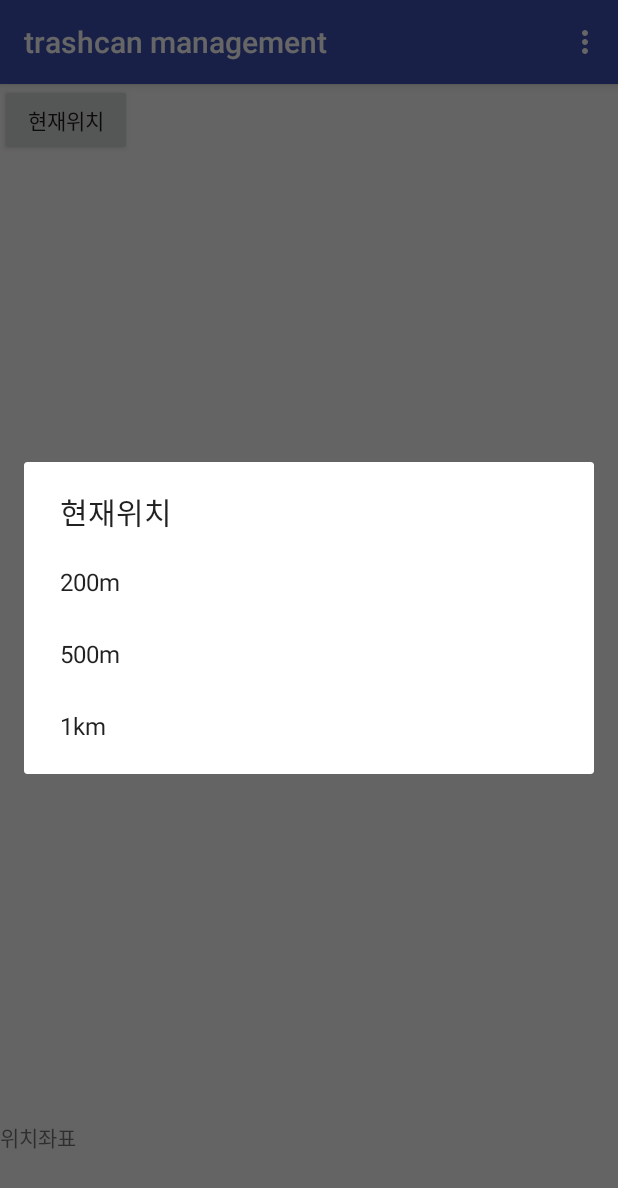
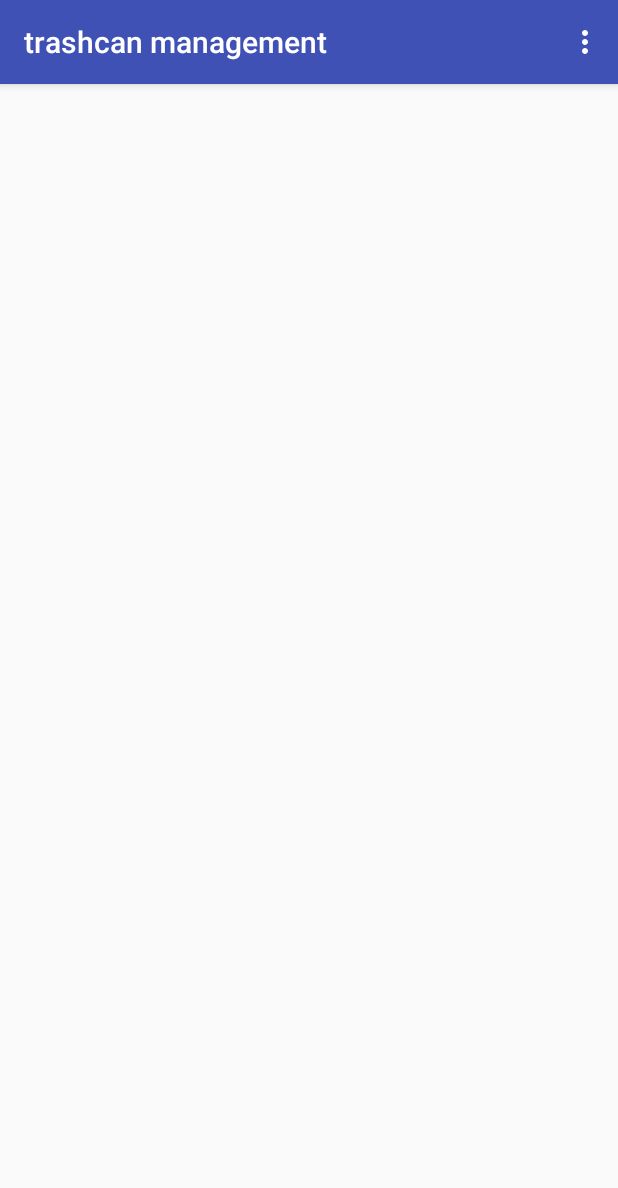
Before and after one commit to SANGBEEN/silmu, an Android app: the MainActivity screen opened directly, with no data from a screen before it, in the options menu, after a tap on "현재위치", on a phone screen of 412 x 824 dp. Shown: the top 1188 px of the screen. Run offline under Robolectric (Android 15) with nearby library versions, the phone set to English and light mode, and no system bars; libraries missing offline, so code that uses them is left out: com.gun0912.tedpermission, net.daum.mf; 27 statements that could not run were skipped.

Commit message:
현재위치 버튼 이동,텍스트뷰 삭제

```diff
--- a/MyDaum514/app/src/main/java/org/androidtown/location/notification_something.java
+++ b/MyDaum514/app/src/main/java/org/androidtown/location/notification_something.java
@@ -4,7 +4,6 @@
 import android.app.NotificationManager;
 import android.content.Context;
 import android.os.Bundle;
-import android.widget.TextView;
 
 /**
  * Created by daehyun on 16. 2. 14..
@@ -24,9 +23,9 @@
         else {
             id = extras.getInt("notificationId");
         }
-        TextView t = (TextView) findViewById(R.id.textView);
+        //TextView t = (TextView) findViewById(R.id.textView);
         s = s+" "+id;
-        t.setText(s);
+        //t.setText(s);
         NotificationManager nm =
                 (NotificationManager) getSystemService(Context.NOTIFICATION_SERVICE);
         nm.cancel(id);
--- a/MyDaum514/app/src/main/res/layout/content_main.xml
+++ b/MyDaum514/app/src/main/res/layout/content_main.xml
@@ -17,24 +17,5 @@
 
     </RelativeLayout>
 
-    <Button
-        android:layout_width="wrap_content"
-        android:layout_height="wrap_content"
-        android:text="현재위치"
-        android:id="@+id/button"
-        android:onClick="onbutton1Clicked"
-        android:longClickable="true"
-        android:layout_alignParentTop="true"
-        android:layout_alignParentLeft="true"
-        android:layout_alignParentStart="true" />
-
-    <TextView
-        android:layout_width="wrap_content"
-        android:layout_height="wrap_content"
-        android:text="위치좌표"
-        android:id="@+id/textView"
-        android:layout_alignParentBottom="true"
-        android:layout_marginBottom="55dp" />
-
 
 </RelativeLayout>
--- a/MyDaum514/app/src/main/res/menu/menu_main.xml
+++ b/MyDaum514/app/src/main/res/menu/menu_main.xml
@@ -7,4 +7,5 @@
         android:orderInCategory="100"
         android:title="현재위치"
         app:showAsAction="never" />
+
 </menu>
```
Also changed, not shown: MyDaum514/app/src/main/java/org/androidtown/location/MainActivity.java (+10 -84 lines).
